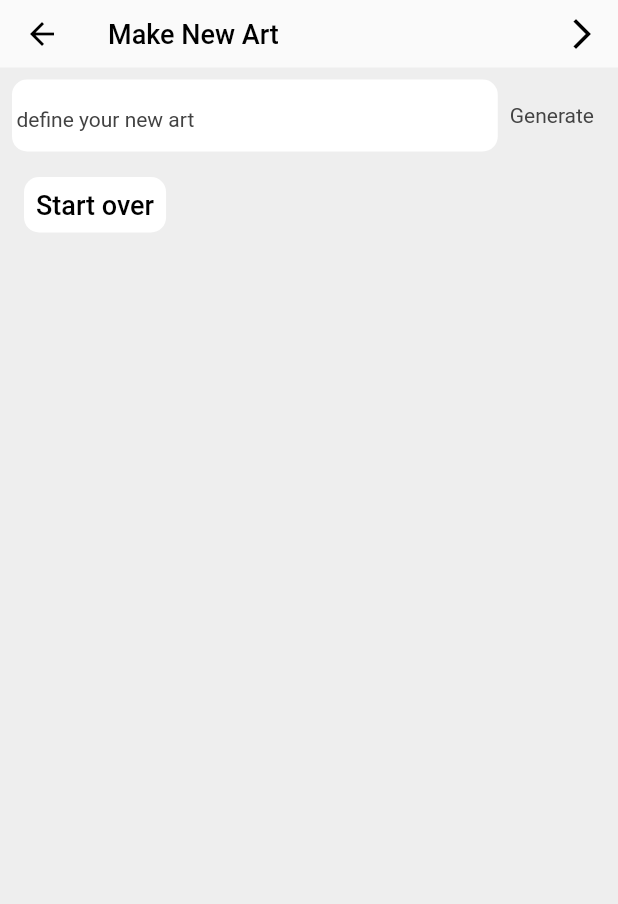
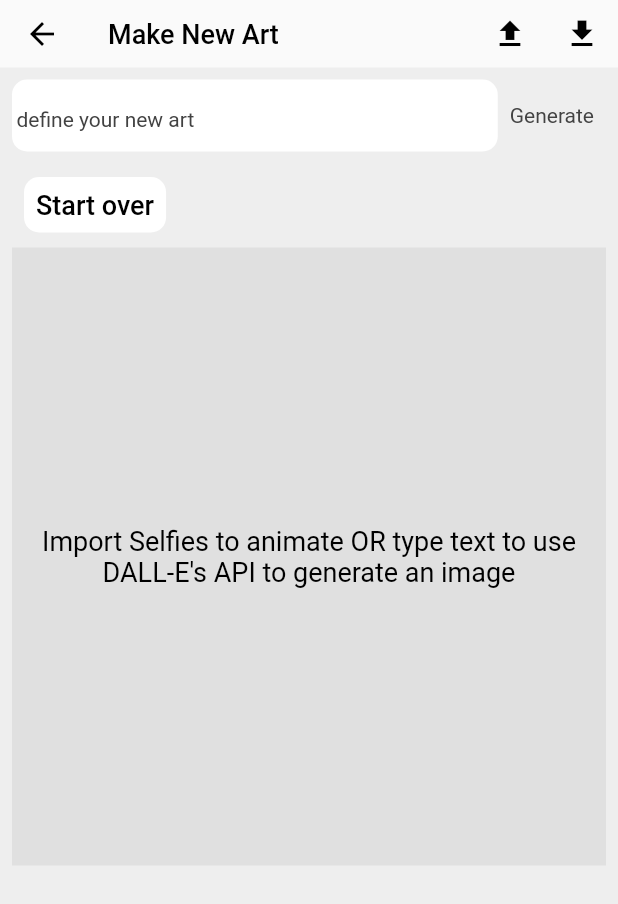
Before and after one commit to Maxdegreat/whoMeam, a Flutter app: the CreatePost screen opened by its route, on a phone screen of 412 x 824 dp. Shown: the top 904 px of the screen. Run offline on Flutter 3.47's test engine with Material 2 defaults, Android fonts, the phone set to English and light mode, and no system bars; our stand-ins replace bloc, cached_network_image, equatable, file_picker, flutter_bloc; missing offline and left inert: openai_client.

Commit message:
need to add download and test upload

```diff
--- a/lib/config/custom_router.dart
+++ b/lib/config/custom_router.dart
@@ -3,7 +3,6 @@ import 'dart:developer';
 import 'package:flutter/material.dart';
 import 'package:whomeam/screens/bottom_nav/nav_screen.dart';
 import 'package:whomeam/screens/create_post/create_post.dart';
-import 'package:whomeam/screens/feed/feed_home_screen.dart';
 import 'package:whomeam/screens/login_screen.dart';
 import 'package:whomeam/screens/splash_screen.dart';
 
@@ -17,8 +16,6 @@ class CustomRouter {
         return LoginScreen.route();
       case NavScreen.routeName:
         return NavScreen.route();
-      case FeedHomeScreen.routeName:
-        return FeedHomeScreen.route();
       case CreatePost.routeName:
         return CreatePost.route();
 
--- a/lib/enums/bottom_nav.dart
+++ b/lib/enums/bottom_nav.dart
@@ -1,6 +1,3 @@
 enum BottomNavItem {
-  feed,
-  search,
-  notifications,
-  profile,
+  image
 }
--- a/lib/screens/bottom_nav/cubit/bottomnav_cubit.dart
+++ b/lib/screens/bottom_nav/cubit/bottomnav_cubit.dart
@@ -7,7 +7,7 @@ part 'bottomnav_state.dart';
 class BottomnavCubit extends Cubit<BottomnavState> {
   BottomnavCubit()
       : super(const BottomnavState(
-            selectedItem: BottomNavItem.feed, showBottomNav: true));
+            selectedItem: BottomNavItem.image, showBottomNav: true));
 
   void showBottomNav(bool b) => emit(state.copyWith(showBottomNav: b));
 
--- a/lib/screens/bottom_nav/nav_screen.dart
+++ b/lib/screens/bottom_nav/nav_screen.dart
@@ -17,11 +17,11 @@ class NavScreen extends StatelessWidget {
   //navigator keys to maintain current satate across pages
 
   final Map<BottomNavItem, GlobalKey<NavigatorState>> navigatorKeys = {
-    BottomNavItem.feed: GlobalKey<NavigatorState>(),
+    BottomNavItem.image: GlobalKey<NavigatorState>(),
   };
 
   final Map<BottomNavItem, Widget> items = const {
-    BottomNavItem.feed: Icon(Icons.home, size: 20,),
+    BottomNavItem.image: Icon(Icons.home, size: 20,),
   };
 
   @override
--- a/lib/screens/create_post/create_post.dart
+++ b/lib/screens/create_post/create_post.dart
@@ -1,9 +1,11 @@
 import 'dart:developer';
+import 'dart:io';
 
 import 'package:cached_network_image/cached_network_image.dart';
 import 'package:flutter/material.dart';
 import 'package:flutter_bloc/flutter_bloc.dart';
 import 'package:whomeam/models/post_model.dart';
+import 'package:whomeam/repository/file_picker.dart';
 import 'package:whomeam/repository/open_ai_repo.dart';
 
 class CreatePost extends StatefulWidget {
@@ -24,6 +26,8 @@ class _CreatePostState extends State<CreatePost> {
   bool canGenerate = false;
   final TextEditingController _promptController = TextEditingController();
   Post post = Post.empty();
+  FilePickerWM fileManager = FilePickerWM();
+  List<File> files = [];
 
   @override
   void dispose() {
@@ -45,7 +49,15 @@ class _CreatePostState extends State<CreatePost> {
             ),
             actions: [
               IconButton(
-                  onPressed: () {}, icon: const Icon(Icons.arrow_forward_ios))
+                  onPressed: () async {
+                    FilePickerWM.pickFile().then((value) {
+                      if (value != null) {
+                        files.add(value);
+                      }
+                    });
+                  },
+                  icon: const Icon(Icons.file_upload_sharp)),
+              IconButton(onPressed: () {}, icon: const Icon(Icons.download))
             ],
           ),
           body: Padding(
@@ -80,6 +92,7 @@ class _CreatePostState extends State<CreatePost> {
                           ),
                         ),
                       )),
+                  if (post.dalleArtUrls.isNotEmpty) ...[
                     Container(
                       height: MediaQuery.of(context).size.height / 2,
                       child: PageView.builder(
@@ -91,6 +104,18 @@ class _CreatePostState extends State<CreatePost> {
                         },
                       ),
                     )
+                  ] else ...[
+                    Container(
+                      height: MediaQuery.of(context).size.height / 2,
+                      color: Colors.grey[300],
+                      child: const Center(
+                          child: Text(
+                        "Import Selfies to animate OR type text to use DALL-E's API to generate an image",
+                        style: TextStyle(color: Colors.black),
+                        textAlign: TextAlign.center,
+                      )),
+                    )
+                  ]
                 ],
               ),
             ),
--- a/lib/screens/splash_screen.dart
+++ b/lib/screens/splash_screen.dart
@@ -2,8 +2,7 @@ import 'dart:developer';
 
 import 'package:flutter/material.dart';
 import 'package:flutter/scheduler.dart';
-import 'package:whomeam/screens/bottom_nav/nav_screen.dart';
-import 'package:whomeam/screens/feed/feed_home_screen.dart';
+import 'package:whomeam/screens/create_post/create_post.dart';
 
 class SplashScreen extends StatelessWidget {
   static const String routeName = '/splash';
@@ -20,7 +19,7 @@ class SplashScreen extends StatelessWidget {
   Widget build(BuildContext context) {
 
     SchedulerBinding.instance.addPostFrameCallback((_) async {
-      Navigator.pushNamed(context, FeedHomeScreen.routeName);
+      Navigator.pushNamed(context, CreatePost.routeName);
     });
 
     return WillPopScope(
```
Also changed, not shown: lib/bloc/feed_bloc.dart (deleted, +0 -16 lines), lib/bloc/feed_event.dart (deleted, +0 -18 lines), lib/bloc/feed_state.dart (deleted, +0 -20 lines), lib/repository/file_picker.dart (added, +20 -0 lines), lib/screens/bottom_nav/widgets/tab_navigator.dart (+4 -4 lines), lib/screens/feed/bloc/feedhome_bloc.dart (deleted, +0 -41 lines), lib/screens/feed/bloc/feedhome_event.dart (deleted, +0 -12 lines), lib/screens/feed/bloc/feedhome_state.dart (deleted, +0 -43 lines), lib/screens/feed/feed_home_screen.dart (deleted, +0 -72 lines), pubspec.yaml (+1 -12 lines), pubspec.lock. Lines whose indentation alone changed are shown as unchanged.
